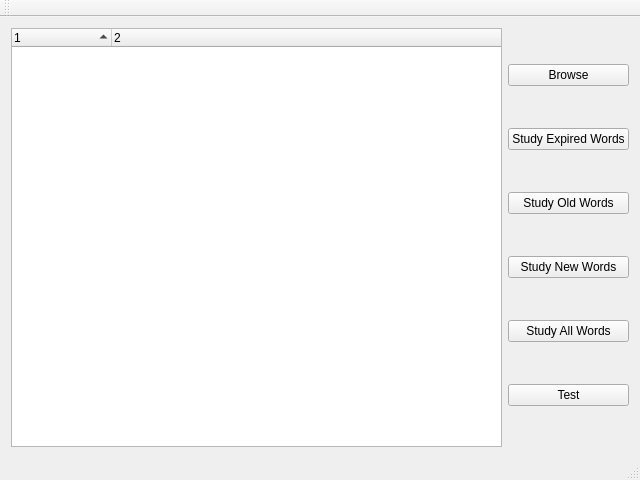
Qt form HaiBeiDanCi/mainwindow.ui (HuangHuafeng/repeat) before a commit.
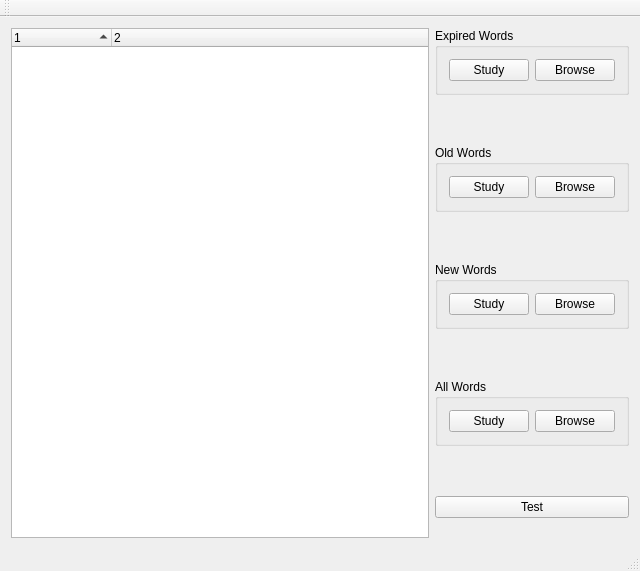
The same form after that commit.

```diff
--- a/HaiBeiDanCi/mainwindow.ui
+++ b/HaiBeiDanCi/mainwindow.ui
@@ -40,39 +40,102 @@
     </item>
     <item>
      <layout class="QVBoxLayout" name="verticalLayout">
+      <property name="spacing">
+       <number>50</number>
+      </property>
+      <property name="bottomMargin">
+       <number>20</number>
+      </property>
       <item>
-       <widget class="QPushButton" name="pushBrowse">
-        <property name="text">
-         <string>Browse</string>
+       <widget class="QGroupBox" name="groupBox_3">
+        <property name="title">
+         <string>Expired Words</string>
         </property>
+        <layout class="QHBoxLayout" name="horizontalLayout_2">
+         <item>
+          <widget class="QPushButton" name="pushStudyExpiredWords">
+           <property name="text">
+            <string>Study</string>
+           </property>
+          </widget>
+         </item>
+         <item>
+          <widget class="QPushButton" name="pushBrowseExpiredWords">
+           <property name="text">
+            <string>Browse</string>
+           </property>
+          </widget>
+         </item>
+        </layout>
        </widget>
       </item>
       <item>
-       <widget class="QPushButton" name="pushExpired">
-        <property name="text">
-         <string>Study Expired Words</string>
+       <widget class="QGroupBox" name="groupBox_4">
+        <property name="title">
+         <string>Old Words</string>
         </property>
+        <layout class="QHBoxLayout" name="horizontalLayout_3">
+         <item>
+          <widget class="QPushButton" name="pushStudyOldWords">
+           <property name="text">
+            <string>Study</string>
+           </property>
+          </widget>
+         </item>
+         <item>
+          <widget class="QPushButton" name="pushBrowseOldWords">
+           <property name="text">
+            <string>Browse</string>
+           </property>
+          </widget>
+         </item>
+        </layout>
        </widget>
       </item>
       <item>
-       <widget class="QPushButton" name="pushReview">
-        <property name="text">
-         <string>Study Old Words</string>
+       <widget class="QGroupBox" name="groupBox_5">
+        <property name="title">
+         <string>New Words</string>
         </property>
+        <layout class="QHBoxLayout" name="horizontalLayout_4">
+         <item>
+          <widget class="QPushButton" name="pushStudyNewWords">
+           <property name="text">
+            <string>Study</string>
+           </property>
+          </widget>
+         </item>
+         <item>
+          <widget class="QPushButton" name="pushBrowseNewWords">
+           <property name="text">
+            <string>Browse</string>
+           </property>
+          </widget>
+         </item>
+        </layout>
        </widget>
       </item>
       <item>
-       <widget class="QPushButton" name="pushStudy">
-        <property name="text">
-         <string>Study New Words</string>
+       <widget class="QGroupBox" name="groupBox_6">
+        <property name="title">
+         <string>All Words</string>
         </property>
-       </widget>
-      </item>
-      <item>
-       <widget class="QPushButton" name="pushRevSd">
-        <property name="text">
-         <string>Study All Words</string>
-        </property>
+        <layout class="QHBoxLayout" name="horizontalLayout_5">
+         <item>
+          <widget class="QPushButton" name="pushStudyAllWords">
+           <property name="text">
+            <string>Study</string>
+           </property>
+          </widget>
+         </item>
+         <item>
+          <widget class="QPushButton" name="pushBrowseAllWords">
+           <property name="text">
+            <string>Browse</string>
+           </property>
+          </widget>
+         </item>
+        </layout>
        </widget>
       </item>
       <item>
```
